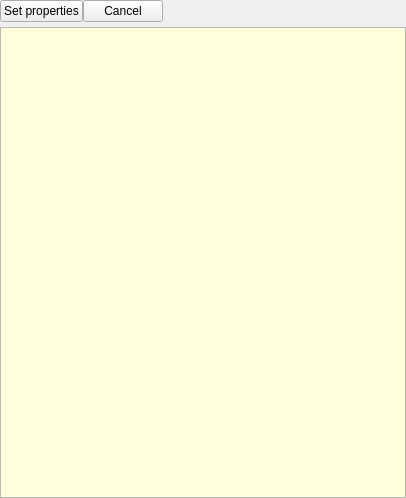
Before: the Qt Designer form ruby/lib/vizkit/widgets/task_inspector/task_inspector_window.ui in rock-core/gui-vizkit, drawn with Qt 5.
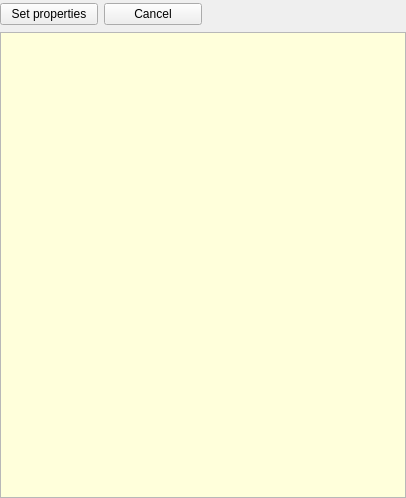
After: the same form once the commit is applied.

Commit message: put both buttons into a frame in order to hide both

The edit to the form file:
```diff
--- a/ruby/lib/vizkit/widgets/task_inspector/task_inspector_window.ui
+++ b/ruby/lib/vizkit/widgets/task_inspector/task_inspector_window.ui
@@ -57,33 +57,6 @@
     <number>0</number>
    </property>
    <item row="2" column="1">
-    <layout class="QHBoxLayout" name="horizontalLayout_3">
-     <property name="leftMargin">
-      <number>0</number>
-     </property>
-     <property name="bottomMargin">
-      <number>0</number>
-     </property>
-     <item>
-      <widget class="QPushButton" name="setPropButton">
-       <property name="text">
-        <string>Set properties</string>
-       </property>
-       <property name="checkable">
-        <bool>false</bool>
-       </property>
-      </widget>
-     </item>
-     <item>
-      <widget class="QPushButton" name="cancelPropButton">
-       <property name="text">
-        <string>Cancel</string>
-       </property>
-      </widget>
-     </item>
-    </layout>
-   </item>
-   <item row="3" column="1">
     <widget class="QTreeView" name="treeView">
      <property name="sizePolicy">
       <sizepolicy hsizetype="Expanding" vsizetype="Expanding">
@@ -190,6 +163,69 @@
      </attribute>
     </widget>
    </item>
+   <item row="1" column="1">
+    <widget class="QFrame" name="buttonFrame">
+     <property name="enabled">
+      <bool>true</bool>
+     </property>
+     <property name="minimumSize">
+      <size>
+       <width>406</width>
+       <height>27</height>
+      </size>
+     </property>
+     <property name="maximumSize">
+      <size>
+       <width>0</width>
+       <height>16777215</height>
+      </size>
+     </property>
+     <property name="frameShape">
+      <enum>QFrame::NoFrame</enum>
+     </property>
+     <property name="frameShadow">
+      <enum>QFrame::Raised</enum>
+     </property>
+     <property name="lineWidth">
+      <number>0</number>
+     </property>
+     <widget class="QWidget" name="layoutWidget">
+      <property name="geometry">
+       <rect>
+        <x>0</x>
+        <y>0</y>
+        <width>202</width>
+        <height>29</height>
+       </rect>
+      </property>
+      <layout class="QHBoxLayout" name="horizontalLayout_3">
+       <property name="leftMargin">
+        <number>0</number>
+       </property>
+       <property name="bottomMargin">
+        <number>0</number>
+       </property>
+       <item>
+        <widget class="QPushButton" name="setPropButton">
+         <property name="text">
+          <string>Set properties</string>
+         </property>
+         <property name="checkable">
+          <bool>false</bool>
+         </property>
+        </widget>
+       </item>
+       <item>
+        <widget class="QPushButton" name="cancelPropButton">
+         <property name="text">
+          <string>Cancel</string>
+         </property>
+        </widget>
+       </item>
+      </layout>
+     </widget>
+    </widget>
+   </item>
   </layout>
  </widget>
  <resources/>
```
The commit also changes 1 other file.
